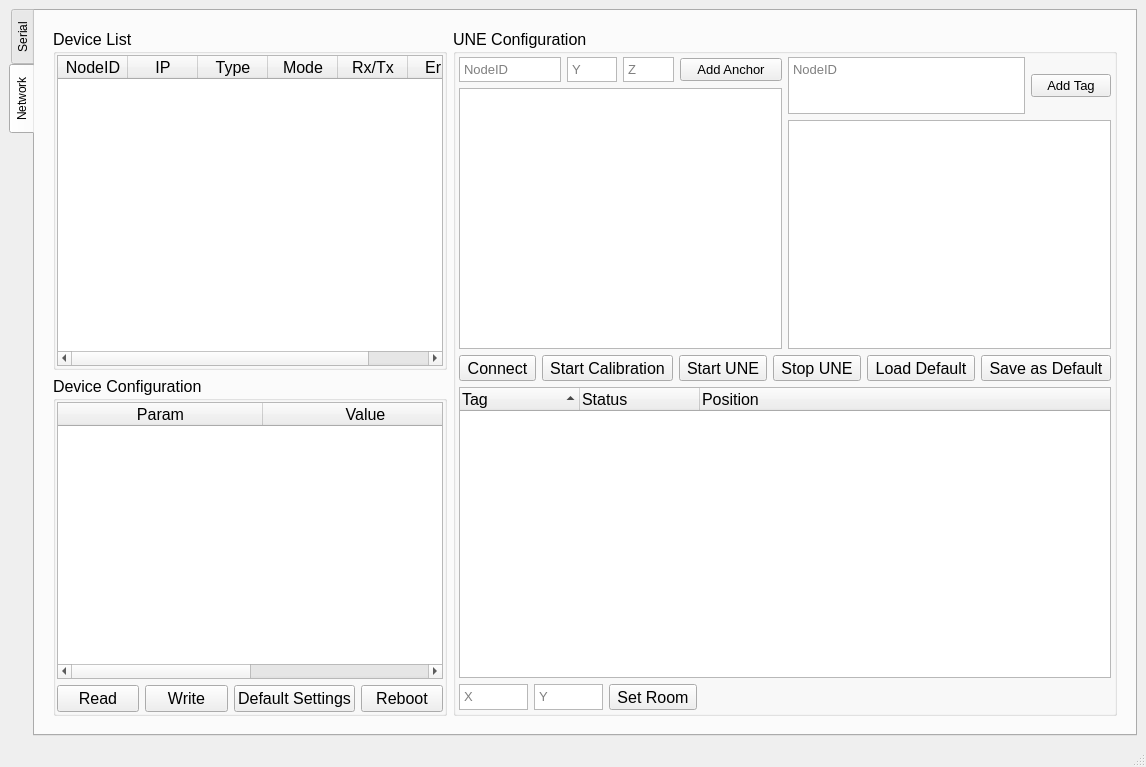
Before: the Qt Designer form src/main/resources/ui_qt/mainwindow.ui in DemianZ/UWB-Open-RTLS-Configurator, drawn with Qt 5.
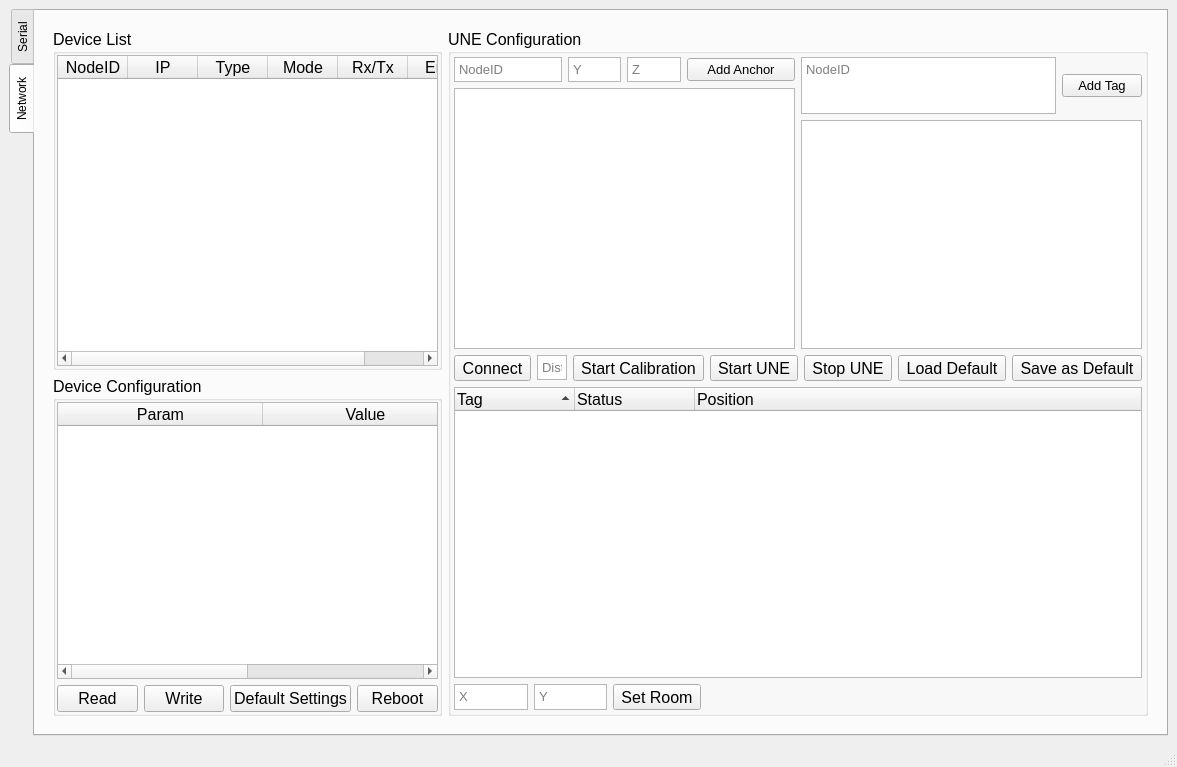
After: the same form once the commit is applied.

Diff of the .ui file:
```diff
--- a/src/main/resources/ui_qt/mainwindow.ui
+++ b/src/main/resources/ui_qt/mainwindow.ui
@@ -846,7 +846,7 @@
                  </layout>
                 </item>
                 <item>
-                 <layout class="QHBoxLayout" name="horizontalLayout_8" stretch="0,0,0,0,0,0">
+                 <layout class="QHBoxLayout" name="horizontalLayout_8" stretch="1,0,2,1,1,1,1">
                   <item>
                    <widget class="QToolButton" name="toolButton_connectUne">
                     <property name="text">
@@ -854,6 +854,51 @@
                     </property>
                    </widget>
                   </item>
+                  <item>
+                   <widget class="QTextEdit" name="textEdit_calibDist">
+                    <property name="sizePolicy">
+                     <sizepolicy hsizetype="Expanding" vsizetype="Preferred">
+                      <horstretch>0</horstretch>
+                      <verstretch>0</verstretch>
+                     </sizepolicy>
+                    </property>
+                    <property name="minimumSize">
+                     <size>
+                      <width>30</width>
+                      <height>22</height>
+                     </size>
+                    </property>
+                    <property name="maximumSize">
+                     <size>
+                      <width>16777215</width>
+                      <height>25</height>
+                     </size>
+                    </property>
+                    <property name="font">
+                     <font>
+                      <pointsize>10</pointsize>
+                     </font>
+                    </property>
+                    <property name="verticalScrollBarPolicy">
+                     <enum>Qt::ScrollBarAlwaysOff</enum>
+                    </property>
+                    <property name="horizontalScrollBarPolicy">
+                     <enum>Qt::ScrollBarAlwaysOff</enum>
+                    </property>
+                    <property name="tabChangesFocus">
+                     <bool>true</bool>
+                    </property>
+                    <property name="lineWrapMode">
+                     <enum>QTextEdit::WidgetWidth</enum>
+                    </property>
+                    <property name="acceptRichText">
+                     <bool>false</bool>
+                    </property>
+                    <property name="placeholderText">
+                     <string>Dist</string>
+                    </property>
+                   </widget>
+                  </item>
                   <item>
                    <widget class="QToolButton" name="toolButton_startCalibration">
                     <property name="text">
```
